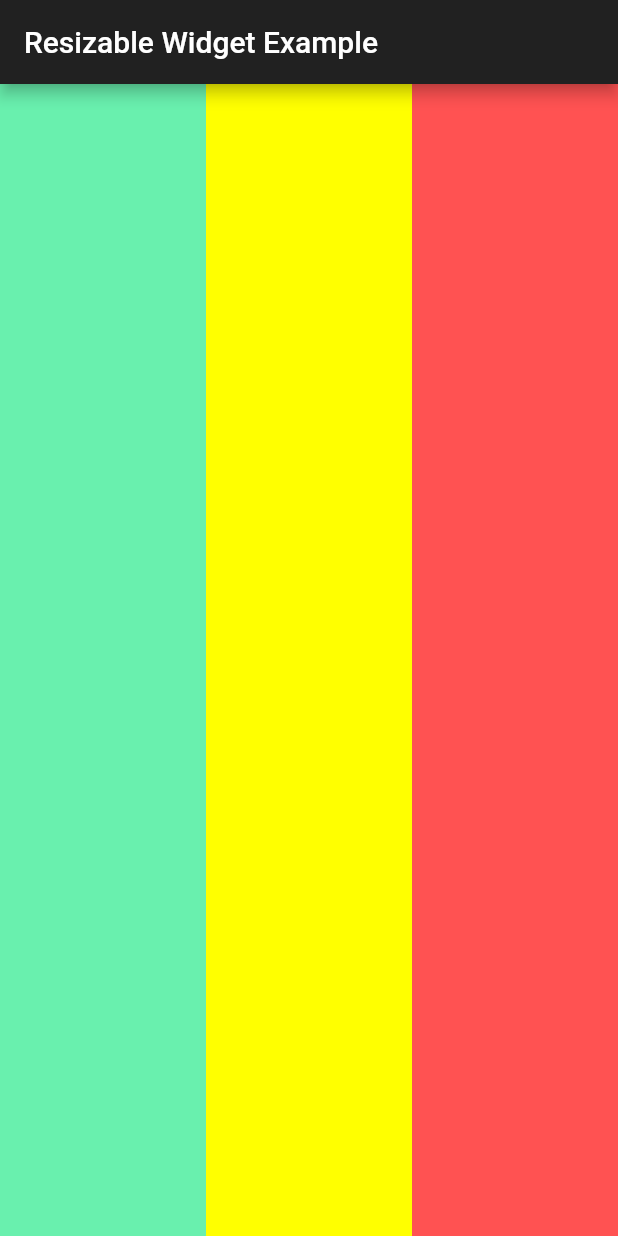
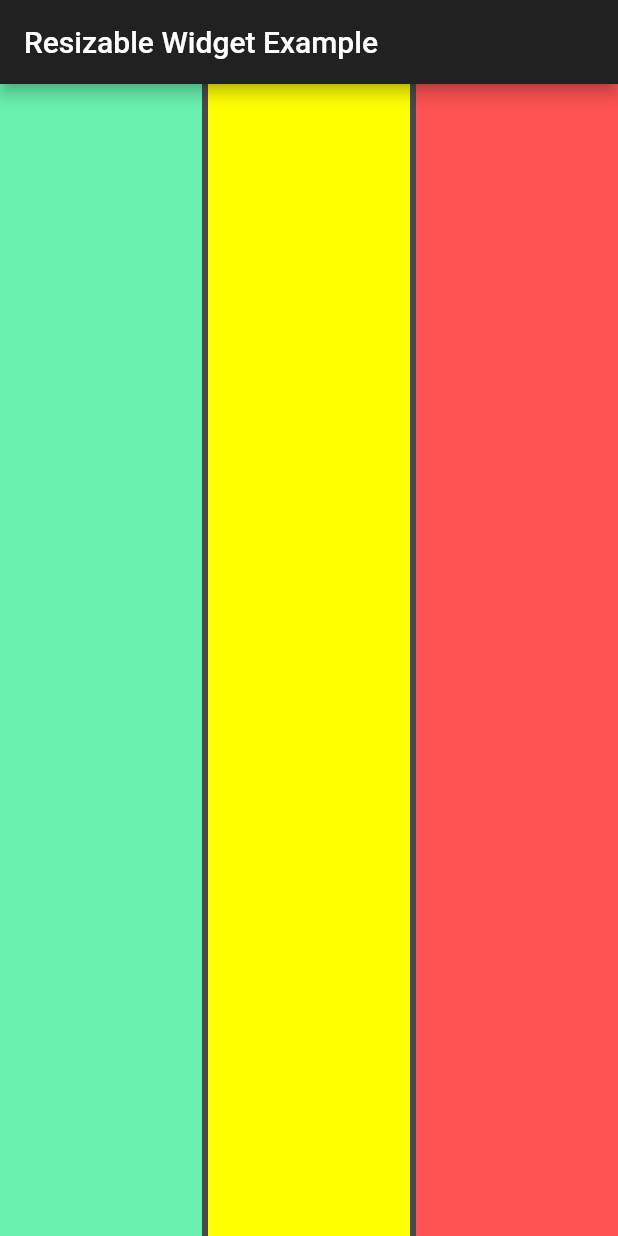
Before and after one commit to ibako/resizable_widget, a Flutter app: the screen it shows after launch, on a phone screen of 412 x 824 dp. Run offline on Flutter 3.47's test engine with Material 2 defaults, Android fonts, the phone set to English and light mode, and no system bars.

Commit message:
ResizableWidgetの見た目を作成

```diff
--- a/example/lib/main.dart
+++ b/example/lib/main.dart
@@ -28,11 +28,14 @@ class MyPage extends StatelessWidget {
         title: const Text('Resizable Widget Example'),
       ),
       body: ResizableWidget(
-      children: [
-        Expanded(child: Container(color: Colors.greenAccent)),
-        Expanded(child: Container(color: Colors.yellowAccent)),
-        Expanded(child: Container(color: Colors.redAccent)),
-      ],
+        isColumnChildren: false,
+        separatorColor: Colors.white12,
+        separatorSize: 4,
+        children: [
+          Expanded(child: Container(color: Colors.greenAccent)),
+          Expanded(child: Container(color: Colors.yellowAccent)),
+          Expanded(child: Container(color: Colors.redAccent)),
+        ],
       ),
     );
   }
--- a/lib/resizable_widget.dart
+++ b/lib/resizable_widget.dart
@@ -7,32 +7,91 @@ class ResizableWidget extends StatefulWidget {
   /// Resizable widget list.
   final List<Widget> children;
 
-  /// When set to true, creates a vertical separator.
+  /// When set to true, creates vertical separators.
   final bool isColumnChildren;
 
+  /// Separator size.
+  final double separatorSize;
+
+  /// Separator color.
+  final Color separatorColor;
+
   /// Creates [ResizableWidget].
-  ResizableWidget({
+  const ResizableWidget({
     Key? key,
     required this.children,
     this.isColumnChildren = false,
+    this.separatorSize = 4,
+    this.separatorColor = Colors.white12,
   }) : super(key: key);
 
   @override
-  _ResizableState createState() => _ResizableState();
+  _ResizableWidgetState createState() => _ResizableWidgetState();
 }
 
-class _ResizableState extends State<ResizableWidget> {
+class _ResizableWidgetState extends State<ResizableWidget> {
+  List<Widget> composedChildren = [];
+
+  @override
+  void initState() {
+    super.initState();
+
+    final children = widget.children;
+    final separatorNum = children.length - 1;
+    for (var i = 0; i < separatorNum; i++) {
+      composedChildren.add(children[i]);
+      composedChildren.add(
+          _Separator(
+            isColumnSeparator: widget.isColumnChildren,
+            size: widget.separatorSize,
+            color: widget.separatorColor,
+          )
+      );
+    }
+    composedChildren.add(children[children.length - 1]);
+  }
+
   @override
   Widget build(BuildContext context) =>
       widget.isColumnChildren ? _buildColumn() : _buildRow();
 
   Widget _buildRow() =>
       Row(
-        children: widget.children,
+        children: composedChildren,
       );
 
   Widget _buildColumn() =>
       Column(
-        children: widget.children,
+        children: composedChildren,
       );
 }
+
+class _ResizableWidgetController {
+
+}
+
+class _Separator extends StatefulWidget {
+  final bool isColumnSeparator;
+  final double size;
+  final Color color;
+
+  const _Separator({
+    Key? key,
+    required this.isColumnSeparator,
+    required this.size,
+    required this.color,
+  }) : super(key: key);
+
+  @override
+  _SeparatorState createState() => _SeparatorState();
+}
+
+class _SeparatorState extends State<_Separator> {
+  @override
+  Widget build(BuildContext context) =>
+      SizedBox(
+        child: Container(color: widget.color),
+        width: widget.isColumnSeparator ? double.infinity : widget.size,
+        height: widget.isColumnSeparator ? widget.size : double.infinity,
+      );
+}
```
